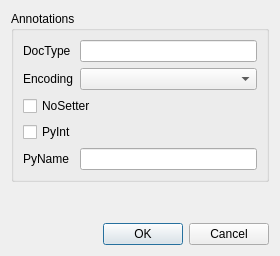
Python-SIP/metasip, file metasip/api_editor/Designer/VariablePropertiesBase.ui: the form before one commit.
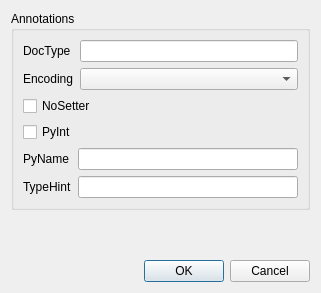
The form after the commit.

Commit message: Added support for the /TypeHint/ annotations.

Diff of the .ui file:
```diff
--- a/metasip/api_editor/Designer/VariablePropertiesBase.ui
+++ b/metasip/api_editor/Designer/VariablePropertiesBase.ui
@@ -6,19 +6,21 @@
    <rect>
     <x>0</x>
     <y>0</y>
-    <width>280</width>
-    <height>256</height>
+    <width>321</width>
+    <height>293</height>
    </rect>
   </property>
   <property name="windowTitle">
    <string>Variable Properties</string>
   </property>
-  <layout class="QVBoxLayout" name="verticalLayout">
+  <layout class="QVBoxLayout" name="verticalLayout_2">
    <item>
     <widget class="QGroupBox" name="groupBox">
      <property name="title">
       <string>Annotations</string>
      </property>
+     <layout class="QVBoxLayout" name="verticalLayout">
+      <item>
      <layout class="QFormLayout" name="formLayout">
       <item row="0" column="0">
        <widget class="QLabel" name="label">
@@ -40,30 +42,46 @@
       <item row="1" column="1">
        <widget class="QComboBox" name="encodingCb"/>
       </item>
-      <item row="2" column="0" colspan="2">
+       </layout>
+      </item>
+      <item>
        <widget class="QCheckBox" name="noSetterCb">
         <property name="text">
          <string>NoSetter</string>
         </property>
        </widget>
       </item>
-      <item row="3" column="0" colspan="2">
+      <item>
        <widget class="QCheckBox" name="pyIntCb">
         <property name="text">
          <string>PyInt</string>
         </property>
        </widget>
       </item>
-      <item row="4" column="0">
+      <item>
+       <layout class="QFormLayout" name="formLayout_2">
+        <item row="0" column="0">
        <widget class="QLabel" name="label_3">
         <property name="text">
          <string>PyName</string>
         </property>
        </widget>
       </item>
-      <item row="4" column="1">
+        <item row="0" column="1">
        <widget class="QLineEdit" name="pyName"/>
       </item>
+        <item row="1" column="0">
+         <widget class="QLabel" name="label_4">
+          <property name="text">
+           <string>TypeHint</string>
+          </property>
+         </widget>
+        </item>
+        <item row="1" column="1">
+         <widget class="QLineEdit" name="typeHint"/>
+        </item>
+       </layout>
+      </item>
      </layout>
     </widget>
    </item>
```
Left out of the diff: 1 changed line with no effect on the pictures. Lines whose indentation alone changed are shown as unchanged. The commit also changes 5 other files.
